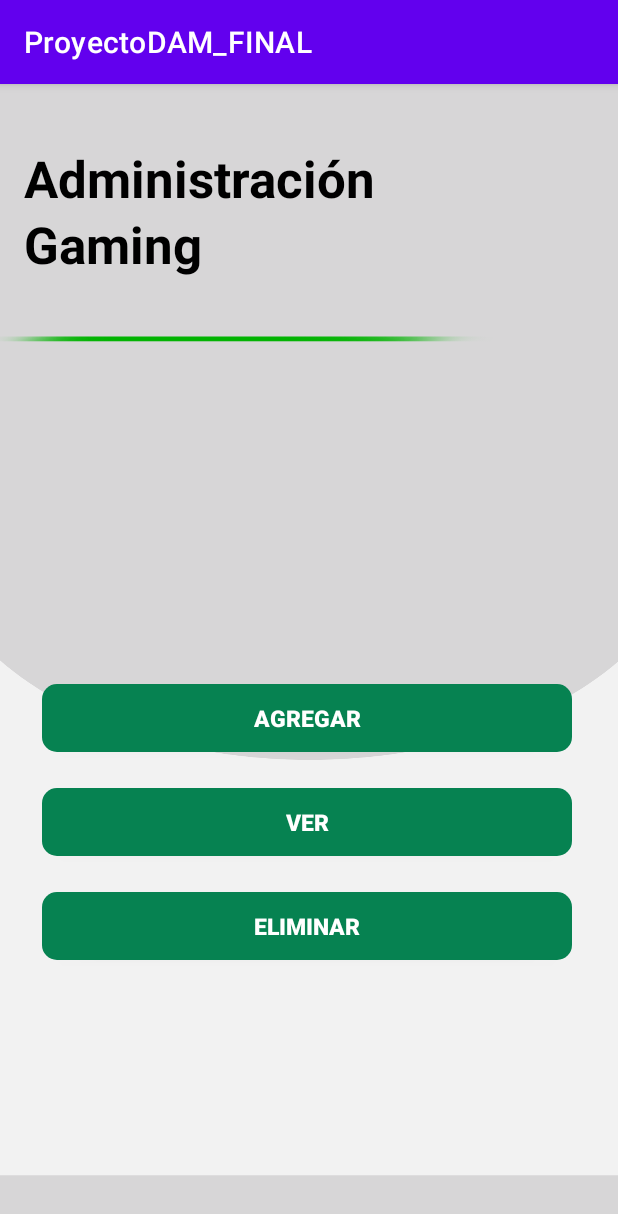
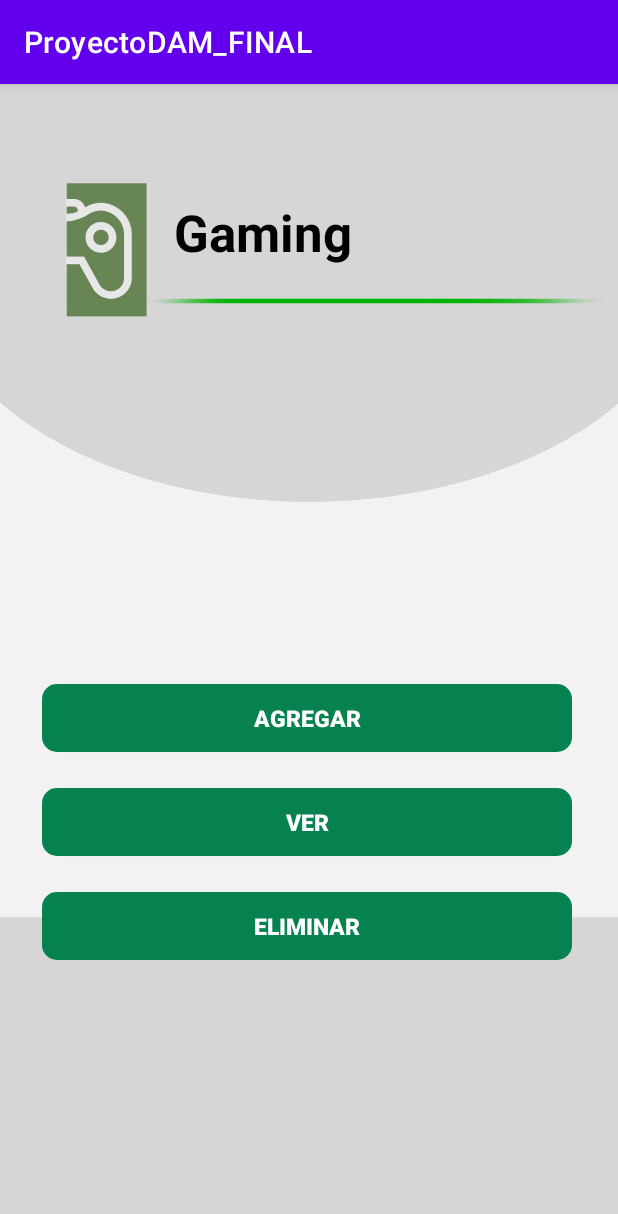
Before and after one commit to raulmartos/GamingCenters, an Android app: the screen it shows after launch (MainActivity), on a phone screen of 412 x 824 dp. Shown: the top 1214 px of the screen. Run offline under Robolectric (Android 15) with nearby library versions, the phone set to English and light mode, and no system bars.

Commit message:
Logo añadido y modificado del Main

```diff
--- a/app/src/main/res/layout/activity_main.xml
+++ b/app/src/main/res/layout/activity_main.xml
@@ -51,25 +51,12 @@
             android:id="@+id/imageView"
             android:layout_width="wrap_content"
             android:layout_height="wrap_content"
-            android:layout_marginTop="88dp"
             android:scaleType="fitCenter"
             app:layout_constraintEnd_toEndOf="parent"
             app:layout_constraintStart_toStartOf="parent"
-            app:layout_constraintTop_toBottomOf="@+id/textView"
             app:srcCompat="@drawable/bottom_white"
-            tools:ignore="MissingConstraints" app:layout_constraintHorizontal_bias="0.0"/>
-    <TextView
-            android:id="@+id/textView"
-            android:layout_width="246dp"
-            android:layout_height="44dp"
-            android:text="Administración"
-            android:textColor="@color/black"
-            android:textSize="34sp"
-            android:textStyle="bold"
-            tools:ignore="MissingConstraints"
-            app:layout_constraintStart_toStartOf="parent"
-            app:layout_constraintTop_toTopOf="parent"
-            android:layout_marginTop="40dp" android:layout_marginStart="16dp"/>
+            tools:ignore="MissingConstraints" app:layout_constraintHorizontal_bias="0.0"
+            tools:layout_editor_absoluteY="172dp"/>
     <TextView
             android:layout_width="246dp"
             android:layout_height="44dp"
@@ -78,13 +65,17 @@
             android:textSize="34sp"
             android:textStyle="bold"
             tools:ignore="MissingConstraints" android:id="@+id/textView5"
-            app:layout_constraintStart_toStartOf="parent" android:layout_marginStart="16dp"
-            app:layout_constraintTop_toBottomOf="@+id/textView"/>
+            app:layout_constraintStart_toStartOf="parent" android:layout_marginStart="116dp"
+            app:layout_constraintTop_toTopOf="parent" android:layout_marginTop="76dp"/>
     <ImageView
-            android:layout_width="451dp"
-            android:layout_height="90dp" app:srcCompat="@drawable/lineaverde" android:id="@+id/imageView7"
+            android:layout_width="434dp"
+            android:layout_height="80dp" app:srcCompat="@drawable/lineaverde" android:id="@+id/imageView7"
             app:layout_constraintTop_toTopOf="parent"
-            app:layout_constraintBottom_toBottomOf="parent" app:layout_constraintVertical_bias="0.173"
-            app:layout_constraintEnd_toEndOf="parent"
-            android:layout_marginEnd="48dp"/>
+            app:layout_constraintBottom_toBottomOf="parent" app:layout_constraintVertical_bias="0.141"
+            app:layout_constraintStart_toStartOf="parent" android:layout_marginStart="16dp"/>
+    <ImageView
+            android:layout_width="54dp"
+            android:layout_height="101dp" app:srcCompat="@drawable/logo" android:id="@+id/imageView9"
+            app:layout_constraintTop_toTopOf="parent" app:layout_constraintStart_toStartOf="parent"
+            android:layout_marginTop="60dp" android:layout_marginStart="44dp"/>
 </androidx.constraintlayout.widget.ConstraintLayout>
```
Also changed, not shown: app/src/main/res/drawable/logo.PNG (added).
